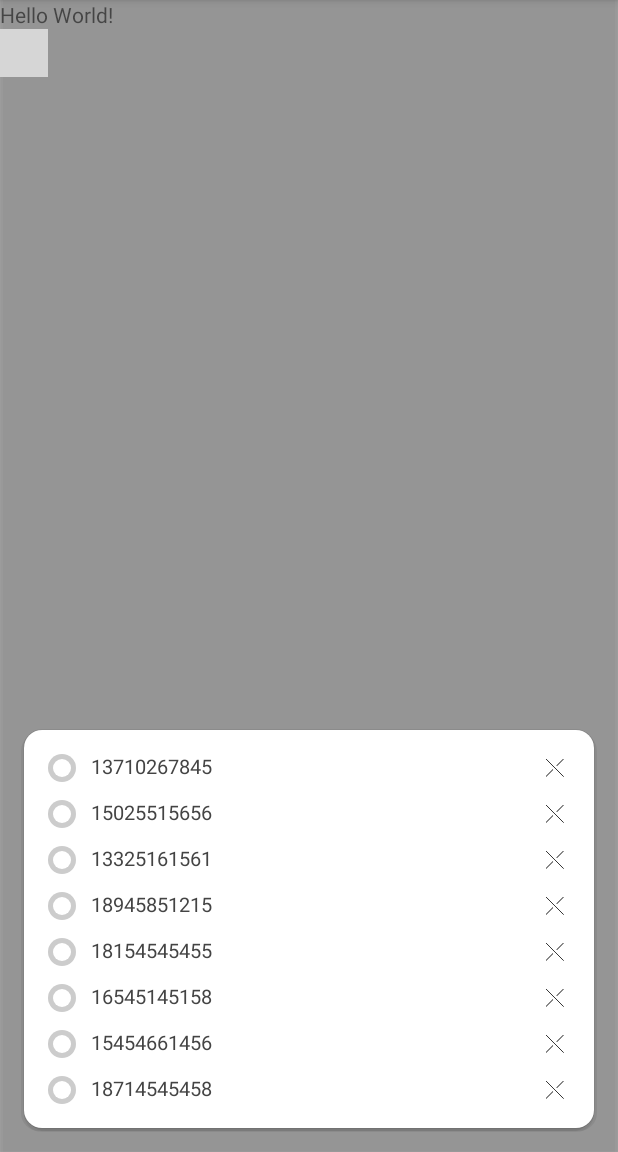
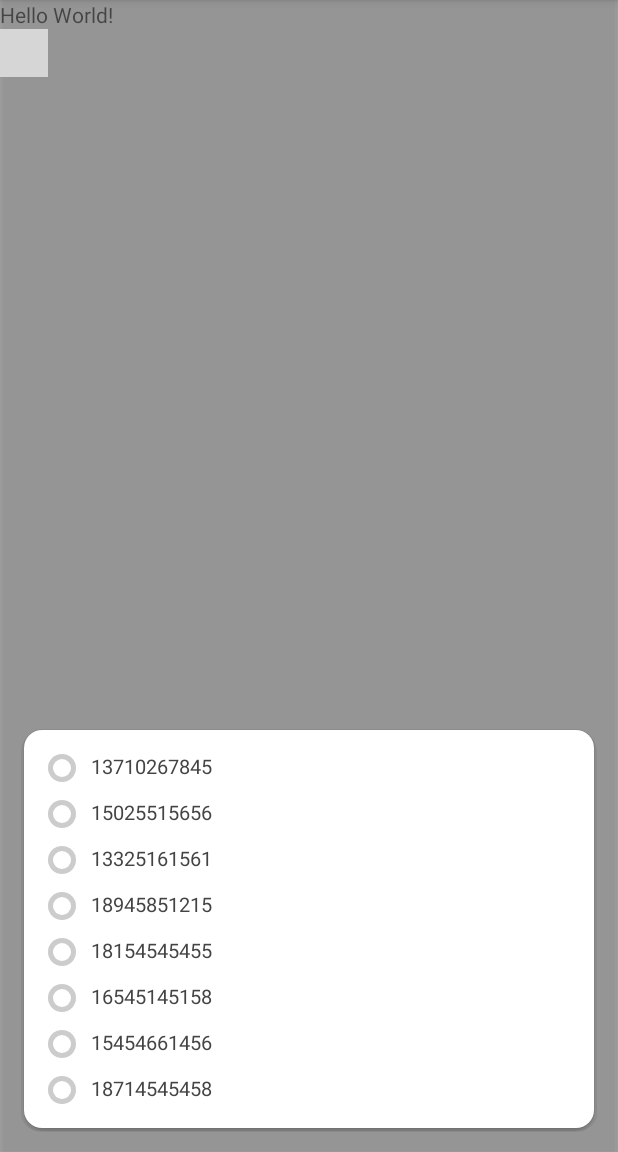
Before and after one commit to NotSeriousCoder/TipWindow, an Android app: the screen it shows after launch (MainActivity), after a tap on "Hello World!", on a phone screen of 412 x 824 dp, the part 84-1236 px from its top. Run offline under Robolectric (Android 15) with nearby library versions, the phone set to English and light mode, and no system bars; plain views replace NumTipView; 2 statements that could not run were skipped; grey boxes are pictures that could not be loaded.

Commit message:
1.新增设置关闭删除按钮

```diff
--- a/code/app/src/main/java/com/bingor/tipwindow/MainActivity.java
+++ b/code/app/src/main/java/com/bingor/tipwindow/MainActivity.java
@@ -40,6 +40,7 @@ public class MainActivity extends AppCompatActivity {
                     data.add("15454661456");
                     data.add("18714545458");
                     adapter = new SimpleListAdapter(MainActivity.this, data, Color.parseColor("#1a56f1"));
+                    adapter.setNeedDelete(false);
                 }
                 new ListTipWindow.Builder(MainActivity.this)
                         .setAdapter(adapter)
--- a/code/poptipwindow/src/main/java/com/bingor/poptipwindow/adapter/SimpleListAdapter.java
+++ b/code/poptipwindow/src/main/java/com/bingor/poptipwindow/adapter/SimpleListAdapter.java
@@ -20,14 +20,17 @@ import java.util.List;
  */
 public class SimpleListAdapter extends GeneralAdapter<String> {
     private int color;
+    private boolean needDelete;
 
     public SimpleListAdapter(Context context, List<String> datas, @ColorInt int color) {
         super(context, datas);
+        needDelete = true;
         this.color = color;
     }
 
     public SimpleListAdapter(Context context, @ColorInt int color) {
         super(context);
+        needDelete = true;
         this.color = color;
     }
 
@@ -49,6 +52,8 @@ public class SimpleListAdapter extends GeneralAdapter<String> {
         }
         tvContent.setText(datas.get(position));
 
+        if (needDelete) {
+            ivClose.setVisibility(View.VISIBLE);
             ivClose.setOnClickListener(new View.OnClickListener() {
                 @Override
                 public void onClick(View v) {
@@ -57,7 +62,17 @@ public class SimpleListAdapter extends GeneralAdapter<String> {
                     }
                 }
             });
-
+        } else {
+            ivClose.setVisibility(View.GONE);
+        }
         return convertView;
     }
+
+    public boolean isNeedDelete() {
+        return needDelete;
     }
+
+    public void setNeedDelete(boolean needDelete) {
+        this.needDelete = needDelete;
+    }
+}
--- a/code/poptipwindow/src/main/res/layout/view_list_item.xml
+++ b/code/poptipwindow/src/main/res/layout/view_list_item.xml
@@ -44,6 +44,7 @@
         android:layout_width="wrap_content"
         android:layout_height="wrap_content"
         android:padding="4dp"
-        android:src="@drawable/ic_close" />
+        android:src="@drawable/ic_close"
+        android:visibility="gone" />
 
 </LinearLayout>
```
Lines whose indentation alone changed are shown as unchanged.
